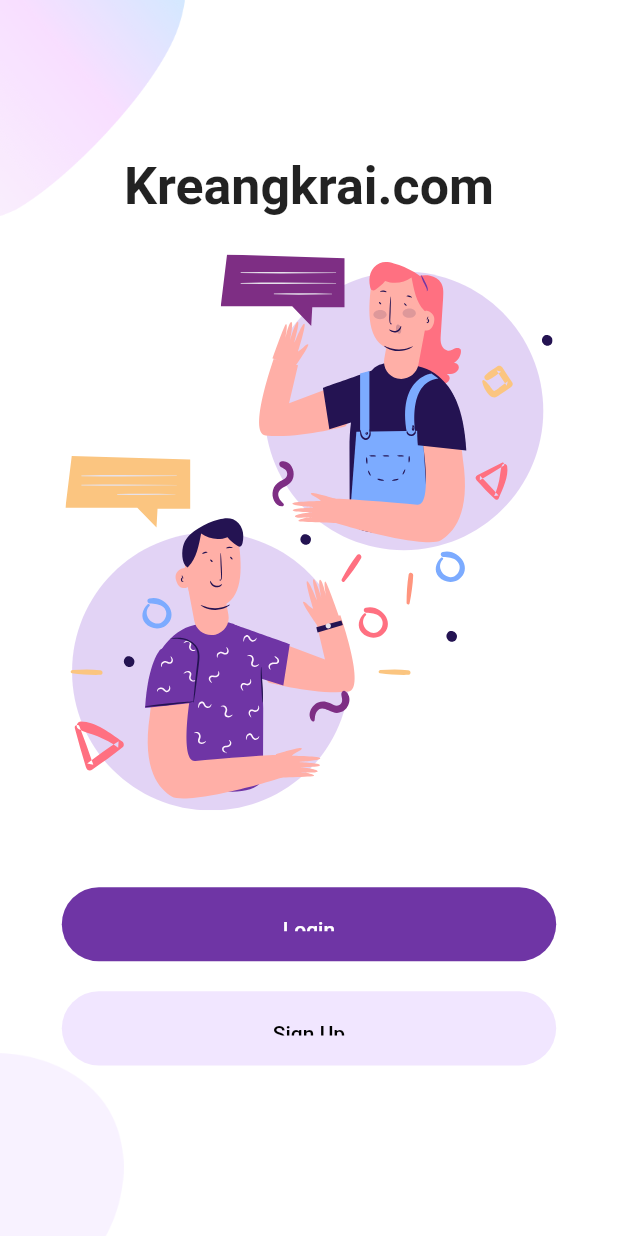
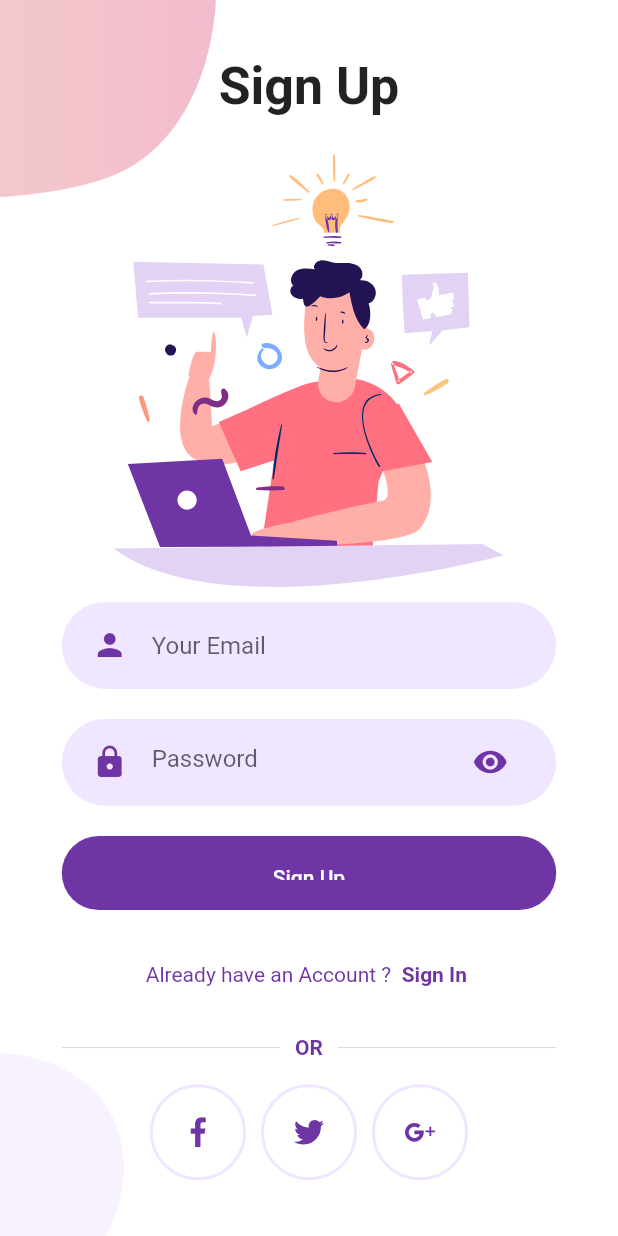
Before and after one commit to mynameiskreang/flutter_login, a Flutter app: the WelComeScreen screen opened directly, after a tap on "Sign Up", on a phone screen of 412 x 824 dp. Run offline on Flutter 3.47's test engine with Material 2 defaults, Android fonts, the phone set to English and light mode, and no system bars; our stand-ins replace flutter_svg.

Commit message:
Done follow tutorial

```diff
--- a/lib/components/background.dart
+++ b/lib/components/background.dart
@@ -16,15 +16,16 @@ class Background extends StatelessWidget {
           Positioned(
             top: 0,
             left: 0,
-            child: Image.asset("assets/images/main_top.png",
-                width: size.width * 0.3),
+            child: Image.asset(
+              "assets/images/main_top.png",
+            ),
           ),
           Positioned(
             bottom: 0,
             left: 0,
             child: Image.asset(
               "assets/images/main_bottom.png",
-              width: size.width * 0.2,
+              // width: size.width * 0.2,
             ),
           ),
           child
--- a/lib/components/body.dart
+++ b/lib/components/body.dart
@@ -3,6 +3,7 @@ import 'package:flutter_login/components/background.dart';
 import 'package:flutter_login/components/rounded_button.dart';
 import 'package:flutter_login/constants.dart';
 import 'package:flutter_login/screen/login/login_screen.dart';
+import 'package:flutter_login/screen/sign_up/sign_up_screen.dart';
 import 'package:flutter_svg/flutter_svg.dart';
 
 class Body extends StatelessWidget {
@@ -37,7 +38,11 @@ class Body extends StatelessWidget {
               text: 'Sign Up',
               color: kPrimaryLightColor,
               textColor: Colors.black,
-              press: () {},
+              press: () {
+                Navigator.push(context, MaterialPageRoute(builder: (context) {
+                  return SignUpScreen();
+                }));
+              },
             ),
           ],
         ),
--- a/lib/main.dart
+++ b/lib/main.dart
@@ -1,6 +1,6 @@
 import 'package:flutter/material.dart';
 import 'package:flutter_login/constants.dart';
-import 'package:flutter_login/screen/sign_up/sign_up_screen.dart';
+import 'package:flutter_login/screen/welcome_screen.dart';
 
 void main() {
   runApp(MyApp());
@@ -20,6 +20,6 @@ class MyApp extends StatelessWidget {
                 ElevatedButtonThemeData(style: raisedButtonStyle),
             outlinedButtonTheme:
                 OutlinedButtonThemeData(style: outlineButtonStyle)),
-        home: SignUpScreen());
+        home: WelComeScreen());
   }
 }
--- a/lib/screen/login/body.dart
+++ b/lib/screen/login/body.dart
@@ -19,6 +19,7 @@ class Body extends StatelessWidget {
   Widget build(BuildContext context) {
     return Background(
       size: size,
+      child: SingleChildScrollView(
         child: Column(
           mainAxisAlignment: MainAxisAlignment.center,
           children: <Widget>[
@@ -50,6 +51,7 @@ class Body extends StatelessWidget {
             })
           ],
         ),
+      ),
     );
   }
 }
--- a/lib/screen/sign_up/body.dart
+++ b/lib/screen/sign_up/body.dart
@@ -16,6 +16,7 @@ class Body extends StatelessWidget {
     Size size = MediaQuery.of(context).size;
     return Background(
         size: size,
+        child: SingleChildScrollView(
           child: Column(
             mainAxisAlignment: MainAxisAlignment.center,
             children: <Widget>[
@@ -41,7 +42,8 @@ class Body extends StatelessWidget {
               AlreadyHaveAnAccountCheck(
                   login: false,
                   press: () {
-                  Navigator.push(context, MaterialPageRoute(builder: (context) {
+                    Navigator.push(context,
+                        MaterialPageRoute(builder: (context) {
                       return LoginScreen();
                     }));
                   }),
@@ -65,6 +67,7 @@ class Body extends StatelessWidget {
                 ],
               )
             ],
+          ),
         ));
   }
 }
```
Lines whose indentation alone changed are shown as unchanged.
